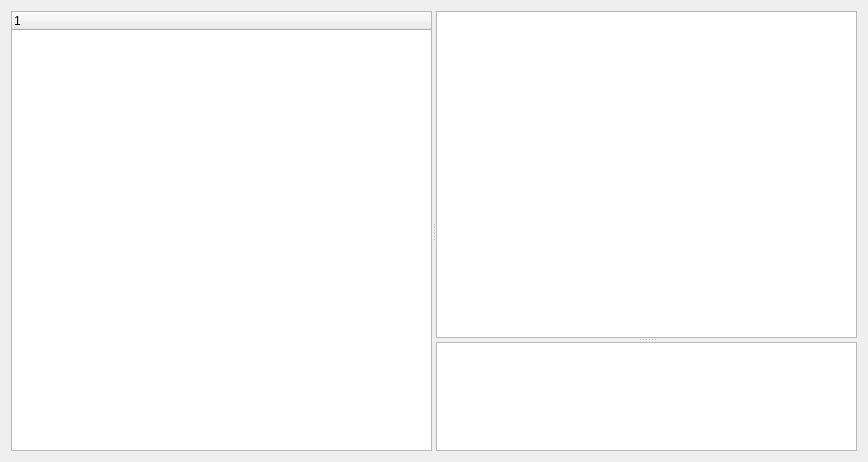
Before: the Qt Designer form som_gui/module/predefined_property_set/qt/CompareWidget.ui in c-mellueh/SOM-Toolkit, drawn with Qt 5.
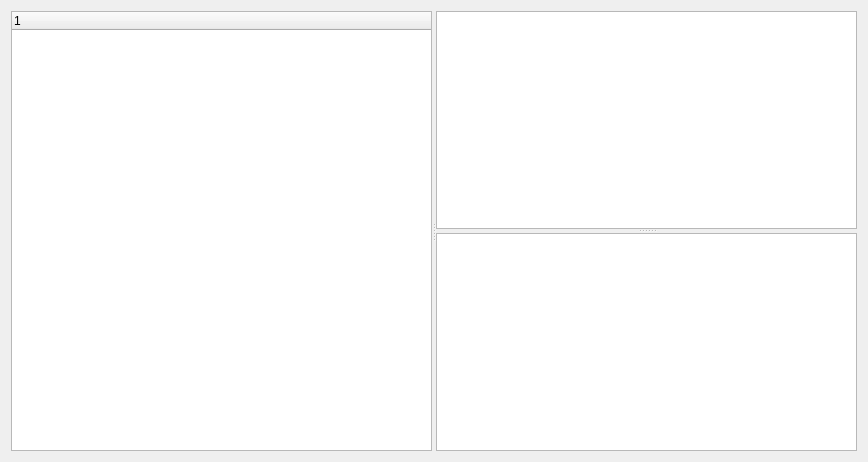
After: the same form once the commit is applied. Custom widgets are drawn as their Qt base class.

Diff of the .ui file:
```diff
--- a/som_gui/module/predefined_property_set/qt/CompareWidget.ui
+++ b/som_gui/module/predefined_property_set/qt/CompareWidget.ui
@@ -40,7 +40,7 @@
                             <property name="sizePolicy">
                                 <sizepolicy hsizetype="Expanding" vsizetype="MinimumExpanding">
                                     <horstretch>0</horstretch>
-                                    <verstretch>3</verstretch>
+                                    <verstretch>0</verstretch>
                                 </sizepolicy>
                             </property>
                             <property name="selectionMode">
@@ -52,9 +52,9 @@
                         </widget>
                         <widget class="QTableWidget" name="table_infos">
                             <property name="sizePolicy">
-                                <sizepolicy hsizetype="Expanding" vsizetype="Maximum">
+                                <sizepolicy hsizetype="Expanding" vsizetype="MinimumExpanding">
                                     <horstretch>0</horstretch>
-                                    <verstretch>1</verstretch>
+                                    <verstretch>0</verstretch>
                                 </sizepolicy>
                             </property>
                             <attribute name="horizontalHeaderStretchLastSection">
```
